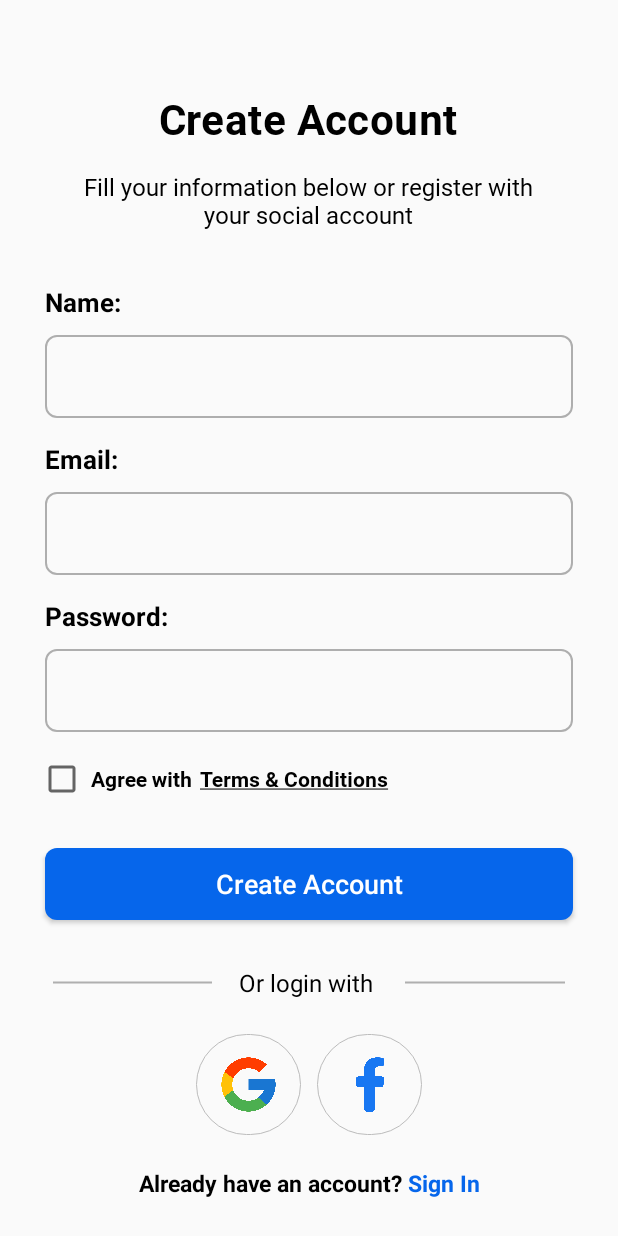
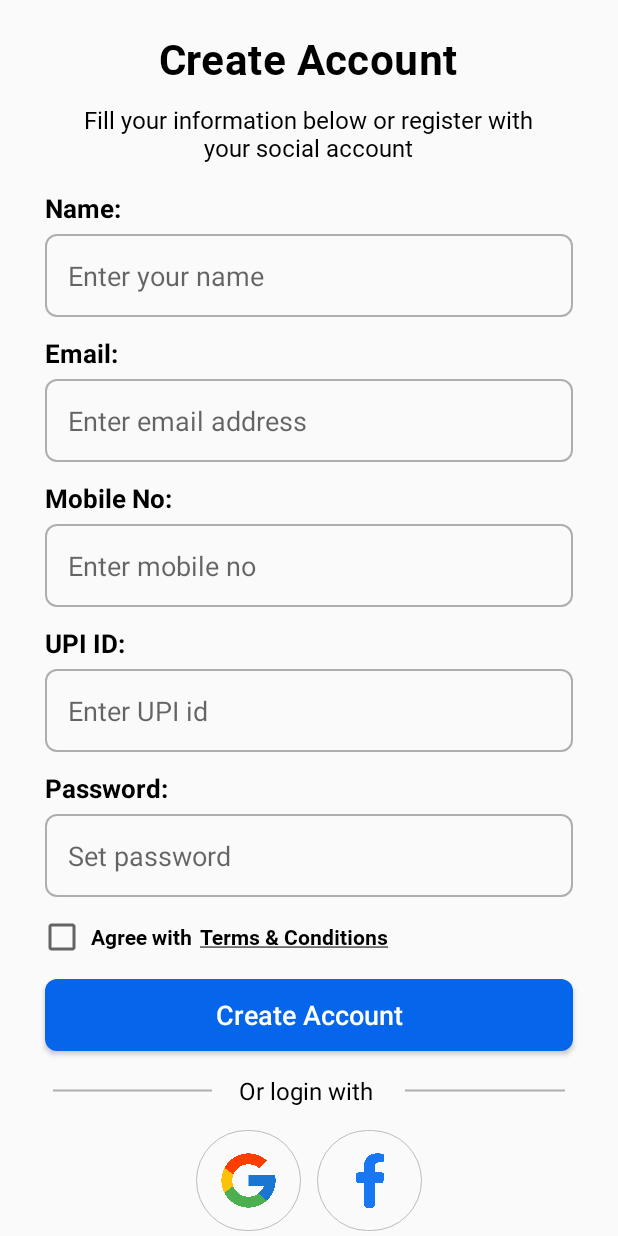
Before and after one commit to skandalkar/Mini-Project-on-College-Activity, an Android app: the SignUpActivity screen opened directly, with no data from a screen before it, on a phone screen of 412 x 824 dp. Run offline under Robolectric (Android 15) with nearby library versions, the phone set to English and light mode, and no system bars; our stand-ins replace Firebase (no records; nobody signed in at launch, a user with empty details on screens opened directly).

Commit message:
Modification of SignUpActivity for both .java file, .xml file with adding of drawable and layout files.

```diff
--- a/app/src/main/java/com/example/expensetracker/SignUpActivity.java
+++ b/app/src/main/java/com/example/expensetracker/SignUpActivity.java
@@ -1,9 +1,11 @@
 package com.example.expensetracker;
 
+import android.annotation.SuppressLint;
 import android.app.Dialog;
 import android.content.Intent;
 import android.os.Bundle;
 import android.text.Html;
+import android.text.TextUtils;
 import android.view.Gravity;
 import android.view.View;
 import android.view.ViewGroup;
@@ -12,17 +14,27 @@ import android.widget.CheckBox;
 import android.widget.EditText;
 import android.widget.ImageView;
 import android.widget.TextView;
+import android.widget.Toast;
 
+import androidx.annotation.NonNull;
 import androidx.appcompat.app.AppCompatActivity;
 
-public class SignUpActivity extends AppCompatActivity {
+import com.google.android.gms.tasks.OnCompleteListener;
+import com.google.android.gms.tasks.Task;
+import com.google.firebase.auth.AuthResult;
+import com.google.firebase.auth.FirebaseAuth;
 
-    EditText username, usermail, userpassword;
+public class SignUpActivity extends AppCompatActivity
+{
+    EditText username, usermail, userpassword, mobile_no, upi_id;
     CheckBox checkBox1;
     TextView terms_conditions, signIN;
     ImageView googleIN, faceboobkIN;
     Button createAcc;
 
+    FirebaseAuth firebaseAuth;
+
+    @SuppressLint("MissingInflatedId")
     @Override
     protected void onCreate(Bundle savedInstanceState) {
         super.onCreate(savedInstanceState);
@@ -30,6 +42,8 @@ public class SignUpActivity extends AppCompatActivity {
 
         username = findViewById(R.id.userName);
         usermail = findViewById(R.id.userEmail);
+        mobile_no = findViewById(R.id.userMobile);
+        upi_id = findViewById(R.id.Userupi);
         userpassword = findViewById(R.id.userPassword);
 
         checkBox1 = findViewById(R.id.checkbox1);
@@ -42,15 +56,68 @@ public class SignUpActivity extends AppCompatActivity {
         googleIN = findViewById(R.id.googleIn);
         faceboobkIN = findViewById(R.id.facebookIn);
 
+        firebaseAuth = FirebaseAuth.getInstance();
+
+        if (firebaseAuth.getCurrentUser() != null)
+        {
+            Intent intent = new Intent(SignUpActivity.this,DashboardActivity.class);
+            startActivity(intent);
+            //Toast.makeText(SignUpActivity.this,"You already have an account!",Toast.LENGTH_SHORT).show();
+            //finish();
+        }
 
         createAcc.setOnClickListener(new View.OnClickListener() {
             @Override
             public void onClick(View v) {
-                Intent intent = new Intent(SignUpActivity.this,OtpVerifyActivity.class);
-                startActivity(intent);
+                String Uname, Umail, Umobile, Uupi, Upassword;
+
+                Uname = username.getText().toString();
+                Umail = usermail.getText().toString();
+                Umobile = mobile_no.getText().toString();
+                Uupi = upi_id.getText().toString();
+                Upassword = userpassword.getText().toString();
+
+                if (TextUtils.isEmpty(Uname) && TextUtils.isEmpty(Umail) && TextUtils.isEmpty(Umobile) && TextUtils.isEmpty(Uupi) && TextUtils.isEmpty(Upassword))
+                {
+                    username.setError("Name is required!");
+                    usermail.setError("Email is required!");
+                    mobile_no.setError("Mobile No is required!");
+                    upi_id.setError("UPI ID is required!");
+                    userpassword.setError("Password is required!");
+                    return;
+                }
+                if (Upassword.length() <= 6)
+                {
+                    userpassword.setError("Password must be at least 6 characters!");
+                    return;
+                }
+
+                if (firebaseAuth.getCurrentUser() != null)
+                {
+                    Toast.makeText(SignUpActivity.this,"You already have an account!",Toast.LENGTH_SHORT).show();
+                    finish();
+                }
+
+                showProgressDialog();
+                //progressBar.setVisibility(View.VISIBLE);
+                firebaseAuth.createUserWithEmailAndPassword(Umail,Upassword).addOnCompleteListener(new OnCompleteListener<AuthResult>() {
+                    @Override
+                    public void onComplete(@NonNull Task<AuthResult> task) {
+                        if (task.isSuccessful())
+                        {
+                            Toast.makeText(SignUpActivity.this,"Account created successfully.",Toast.LENGTH_SHORT).show();
+                            Intent intent = new Intent(SignUpActivity.this,LoginActivity.class);
+                            startActivity(intent);
+                            finish();
+                        }
+                        else
+                        {
+                            Toast.makeText(SignUpActivity.this,"Error occurring while creating"+task.getException().getMessage(),Toast.LENGTH_SHORT).show();
+                        }
+                    }
+                });
             }
         });
-
 
         signIN.setOnClickListener(new View.OnClickListener() {
             @Override
@@ -59,7 +126,6 @@ public class SignUpActivity extends AppCompatActivity {
                 startActivity(i);
             }
         });
-
 
         terms_conditions.setText(Html.fromHtml("<u>Terms & Conditions</u>"));
 
@@ -95,4 +161,13 @@ public class SignUpActivity extends AppCompatActivity {
             }
         });
     }
+
+    public void showProgressDialog()
+    {
+        Dialog progressDialog = new Dialog(this);
+        progressDialog.setContentView(R.layout.dialog_progressbar);
+        progressDialog.setCancelable(false);
+        progressDialog.show();
+        //createAccount(progressDialog);
+    }
 }
--- a/app/src/main/res/layout/activity_signup.xml
+++ b/app/src/main/res/layout/activity_signup.xml
@@ -11,7 +11,7 @@
     <TextView
         android:layout_width="wrap_content"
         android:layout_height="wrap_content"
-        android:layout_marginTop="60dp"
+        android:layout_marginTop="20dp"
         android:letterSpacing="0.01"
         android:text="Create Account"
         android:layout_gravity="center"
@@ -29,7 +29,7 @@
         android:layout_height="wrap_content"
         android:layout_gravity="center"
         android:layout_marginLeft="19sp"
-        android:layout_marginTop="10dp"
+        android:layout_marginTop="5dp"
         android:layout_marginRight="19sp"
         android:fontFamily="@font/roboto_regular"
         android:gravity="center"
@@ -47,10 +47,10 @@
         android:textColor="@color/black"
         android:textStyle="bold"
         android:textSize="17sp"
-        android:layout_marginTop="30dp"
+        android:layout_marginTop="12dp"
         android:layout_marginLeft="30sp"
         android:layout_marginRight="30sp"
-        android:layout_marginBottom="10sp"
+        android:layout_marginBottom="5sp"
         />
 
 
@@ -58,7 +58,7 @@
         android:id="@+id/userName"
         android:layout_width="match_parent"
         android:layout_height="wrap_content"
-        android:text=""
+        android:hint="Enter your name "
         android:inputType="text"
         android:background="@drawable/input_style"
         android:paddingStart="15sp"
@@ -75,10 +75,10 @@
         android:textColor="@color/black"
         android:textStyle="bold"
         android:textSize="17sp"
-        android:layout_marginTop="15dp"
+        android:layout_marginTop="12dp"
         android:layout_marginLeft="30sp"
         android:layout_marginRight="30sp"
-        android:layout_marginBottom="10sp"
+        android:layout_marginBottom="5sp"
         />
 
 
@@ -86,9 +86,66 @@
         android:id="@+id/userEmail"
         android:layout_width="match_parent"
         android:layout_height="wrap_content"
-        android:text=""
+        android:hint="Enter email address"
         android:background="@drawable/input_style"
         android:inputType="textEmailAddress"
+        android:padding="15sp"
+        android:paddingStart="15sp"
+        android:layout_marginTop="0dp"
+        android:layout_marginLeft="30sp"
+        android:layout_marginRight="30sp"
+        />
+
+
+    <TextView
+        android:layout_width="wrap_content"
+        android:layout_height="wrap_content"
+        android:text="Mobile No:"
+        android:textColor="@color/black"
+        android:textStyle="bold"
+        android:textSize="17sp"
+        android:layout_marginTop="12dp"
+        android:layout_marginLeft="30sp"
+        android:layout_marginRight="30sp"
+        android:layout_marginBottom="5sp"
+        />
+
+
+    <EditText
+        android:id="@+id/userMobile"
+        android:layout_width="match_parent"
+        android:layout_height="wrap_content"
+        android:hint="Enter mobile no"
+        android:inputType="phone"
+        android:background="@drawable/input_style"
+        android:paddingStart="15sp"
+        android:padding="15sp"
+        android:layout_marginTop="0dp"
+        android:layout_marginLeft="30sp"
+        android:layout_marginRight="30sp"
+        />
+
+    <TextView
+        android:layout_width="wrap_content"
+        android:layout_height="wrap_content"
+        android:text="UPI ID:"
+        android:textColor="@color/black"
+        android:textStyle="bold"
+        android:textSize="17sp"
+        android:layout_marginTop="12dp"
+        android:layout_marginLeft="30sp"
+        android:layout_marginRight="30sp"
+        android:layout_marginBottom="5sp"
+        />
+
+
+    <EditText
+        android:id="@+id/Userupi"
+        android:layout_width="match_parent"
+        android:layout_height="wrap_content"
+        android:hint="Enter UPI id"
+        android:background="@drawable/input_style"
+        android:inputType="text"
         android:padding="15sp"
         android:paddingStart="15sp"
         android:layout_marginTop="0dp"
@@ -103,10 +160,10 @@
         android:textColor="@color/black"
         android:textStyle="bold"
         android:textSize="17sp"
-        android:layout_marginTop="15dp"
+        android:layout_marginTop="12dp"
         android:layout_marginLeft="30sp"
         android:layout_marginRight="30sp"
-        android:layout_marginBottom="10sp"
+        android:layout_marginBottom="5sp"
         />
 
 
@@ -114,7 +171,7 @@
         android:id="@+id/userPassword"
         android:layout_width="match_parent"
         android:layout_height="wrap_content"
-        android:text=""
+        android:hint="Set password"
         android:inputType="textPassword"
         android:background="@drawable/input_style"
         android:padding="15sp"
@@ -123,7 +180,6 @@
         android:layout_marginLeft="30sp"
         android:layout_marginRight="30sp"
         />
-
 
     <TableLayout
         android:layout_width="wrap_content"
@@ -139,7 +195,7 @@
                 android:layout_width="wrap_content"
                 android:layout_height="wrap_content"
                 tools:ignore="HardcodedText"
-                android:layout_marginTop="12dp"
+                android:layout_marginTop="7dp"
                 />
 
             <TextView
@@ -147,7 +203,7 @@
                 android:layout_height="wrap_content"
                 android:text=" Agree with"
                 tools:ignore="HardcodedText"
-                android:layout_marginTop="12dp"
+                android:layout_marginTop="7dp"
                 android:textColor="@color/black"
                 android:textStyle="bold"
                 android:fontFamily="@font/roboto_bold"
@@ -160,7 +216,7 @@
                 android:layout_height="wrap_content"
                 android:text="Terms &amp; Condition"
                 tools:ignore="HardcodedText"
-                android:layout_marginTop="12dp"
+                android:layout_marginTop="7dp"
                 android:textColor="@color/black"
                 android:textStyle="bold"
                 android:fontFamily="@font/roboto_bold"
@@ -182,7 +238,7 @@
         android:background="@drawable/button_styles"
         android:layout_marginLeft="30sp"
         android:layout_marginRight="30sp"
-        android:layout_marginTop="30dp"
+        android:layout_marginTop="12dp"
         android:layout_gravity="center"
         />
 
@@ -191,7 +247,7 @@
         android:layout_width="wrap_content"
         android:layout_height="wrap_content"
         android:layout_gravity="center"
-        android:layout_marginTop="25dp"
+        android:layout_marginTop="10dp"
         android:padding="5dp"
         android:gravity="center">
 
@@ -244,7 +300,7 @@
         android:layout_height="83dp"
         android:layout_gravity="center"
         android:gravity="center"
-        android:layout_marginTop="10dp">
+        android:layout_marginTop="2dp">
 
         <TableRow>
 
@@ -276,7 +332,7 @@
         android:layout_height="wrap_content"
         android:layout_gravity="center"
         android:gravity="center"
-        android:layout_marginTop="13dp">
+        android:layout_marginTop="7dp">
 
         <TableRow>
 
@@ -307,7 +363,6 @@
                 android:layout_marginTop="0sp"
                 />
 
-
         </TableRow>
 
     </TableLayout>
```
Also changed, not shown: app/src/main/res/drawable/rounded_progressbar_dialog.xml (added, +7 -0 lines), app/src/main/res/layout/dialog_progressbar.xml (added, +43 -0 lines).
